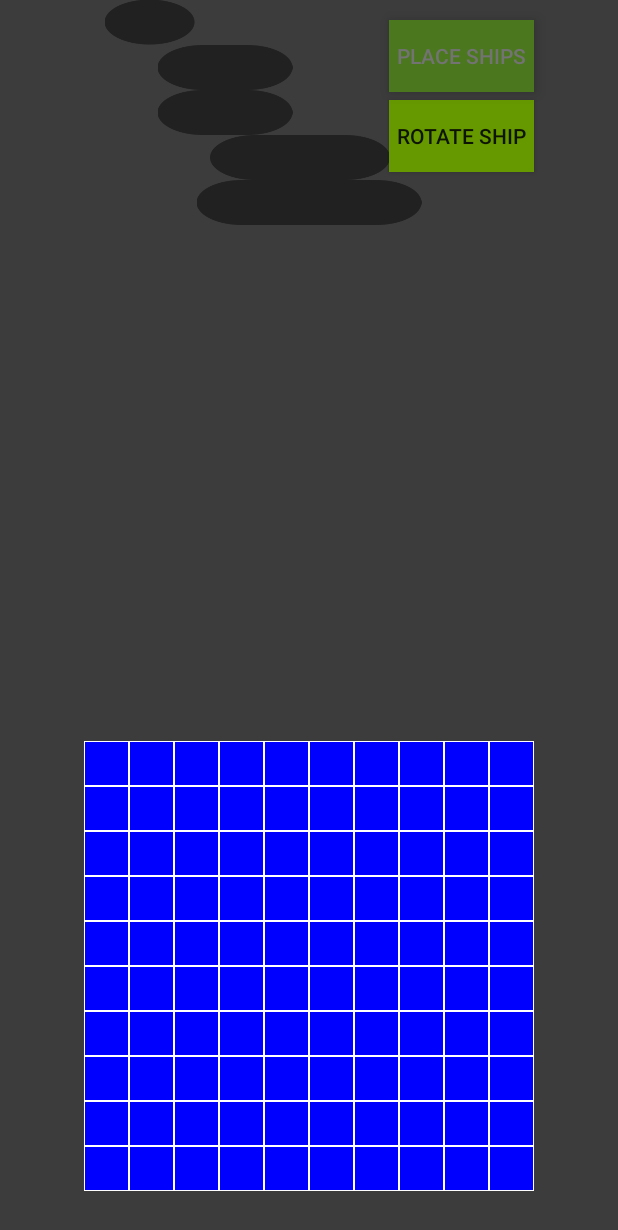
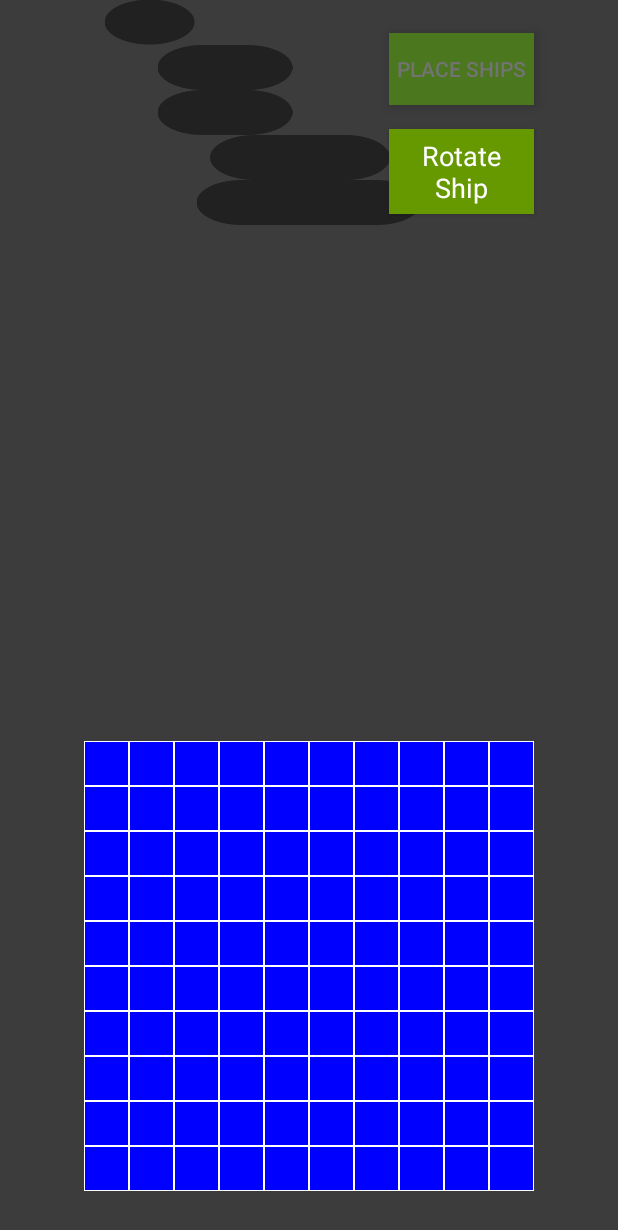
Before and after one commit to gcervantes8/Battleship, an Android app: the PlaceShipsActivity screen opened directly, with no data from a screen before it, on a phone screen of 412 x 824 dp. Shown: the top 1230 px of the screen. Run offline under Robolectric (Android 15) with nearby library versions, the phone set to English and light mode, and no system bars.

Commit message:
Made UI changes and slightly changed some code in wifidirect

```diff
--- a/app/src/main/java/edu/utep/cs4330/battleship/ConnectionActivity.java
+++ b/app/src/main/java/edu/utep/cs4330/battleship/ConnectionActivity.java
@@ -240,8 +240,6 @@ public class ConnectionActivity extends AppCompatActivity implements WifiP2pMana
                     @Override
                     public void onSuccess() {
                         toast("Wi-fi direct connection established.");
-
-
                     }
 
 
--- a/app/src/main/java/edu/utep/cs4330/battleship/NetworkAdapter.java
+++ b/app/src/main/java/edu/utep/cs4330/battleship/NetworkAdapter.java
@@ -39,8 +39,6 @@ public class NetworkAdapter {
     static final String PLACE_SHOT = "PLACE SHOT";
 
     static final String STOP_READING = "STOP READING";
-
-    public static boolean shouldThereBeAConnection;
 
     //Methods accessed statically, prevents objects from being created to avoid confusion
     private NetworkAdapter(){}
@@ -102,7 +100,6 @@ public class NetworkAdapter {
      * }
      * */
     static String readMessage(){
-
 
         try {
             Log.d("wifiMe", "Going to read messages part 1");
@@ -207,81 +204,6 @@ public class NetworkAdapter {
         return coordinatesShot;
     }
 
-    /*public static void setMyBoard(Board x){
-        myBoard = x;
-    }
-
-    public static void sendMyBoard(){
-        String toSend = myBoard.toString();
-
-        //Add trailing symbol to show its the of the board (nvm)
-//        toSend += "f";
-        out.write(toSend);
-    }*/
-
-    /** Should only be called once, per game connection */
-    /*public static Board readTheirBoard(final Activity ctx) throws IOException, InterruptedException {
-        int timeout = 20;
-        String theirBoard = "";
-        while(timeout > 0){
-
-            // Try to read their board
-            theirBoard = in.readLine();
-
-            if(!theirBoard.isEmpty()){
-                // Got board, done and break
-                break;
-            }
-            else{
-                ctx.runOnUiThread(new Runnable() {
-                    @Override
-                    public void run() {
-                        Toast.makeText(ctx, "Waiting on opponent...\nPlease don't quit app.", Toast.LENGTH_SHORT).show();
-                    }
-                });
-            }
-            // Sleep for same amount as toast duration to allow time for opponent to send their board
-            //  (LENGTH_SHORT is 2000ms
-            //
-            Thread.sleep(2000);
-
-            timeout--;
-
-            // TODO: Add this feature
-            if(timeout == 0){
-                //Throw some error (or restart the activity entirely)
-            }
-        }
-
-        // Begin parsing the string into a board
-        Board b = new Board(myBoard.size());
-        int traverseString = 0;
-        char[] tb = theirBoard.toCharArray();
-        for(int i = 0; i < b.size(); i++){
-            for(int j = 0; j < b.size(); j++){
-                int shipType = tb[traverseString++];
-                Place place = b.placeAt(i, j);
-
-                if(shipType == 5)
-                    place.setShip(new Ship("aircraftcarrier", 5));
-                else if(shipType == 4)
-                    place.setShip(new Ship("battleship", 4));
-                else if(shipType == 3)
-                    place.setShip(new Ship("submarine", 3));
-                else if(shipType == 2)
-                    place.setShip(new Ship("frigate", 2));
-                else if(shipType == 1)
-                    place.setShip(new Ship("minesweeper", 1));
-                else{
-                    //do nothing, no ship in Place
-                }
-
-            }
-        }
-
-        return b;
-    }*/
-
     /**Writes message*/
     public static void writeMessage(String msg){
         out.println(msg);
--- a/app/src/main/res/layout/content_place_ships.xml
+++ b/app/src/main/res/layout/content_place_ships.xml
@@ -17,7 +17,7 @@
         android:layout_alignEnd="@+id/placeShipsBoardView"
         android:layout_alignParentTop="true"
         android:layout_alignRight="@+id/placeShipsBoardView"
-        android:layout_marginTop="13dp"
+        android:layout_marginTop="22dp"
         android:background="@android:color/holo_green_dark"
         android:elevation="6dp"
         android:onClick="segueToPlayActivity"
@@ -32,6 +32,7 @@
 
     <Button
         android:id="@+id/rotateShip"
+        style="@android:style/Widget.Holo.Button"
         android:layout_width="wrap_content"
         android:layout_height="wrap_content"
         android:layout_alignEnd="@+id/placeButton"
@@ -39,7 +40,7 @@
         android:layout_alignRight="@+id/placeButton"
         android:layout_alignStart="@+id/placeButton"
         android:layout_below="@+id/placeButton"
-        android:layout_marginTop="5dp"
+        android:layout_marginTop="16dp"
         android:background="@android:color/holo_green_dark"
         android:onClick="rotateButtonTapped"
         android:paddingBottom="5dp"
@@ -48,7 +49,8 @@
         android:paddingRight="5dp"
         android:paddingStart="5dp"
         android:paddingTop="5dp"
-        android:text="@string/rotate_ship" />
+        android:text="@string/rotate_ship"
+        android:textColor="@android:color/background_light" />
 
     <edu.utep.cs4330.battleship.BoardView
         android:id="@+id/placeShipsBoardView"
--- a/app/src/main/res/values/strings.xml
+++ b/app/src/main/res/values/strings.xml
@@ -4,6 +4,7 @@
     <string name="title_activity_place_ships">PlaceShipsActivity</string>
     <string name="smart_opponent">Smart Opponent</string>
     <string name="random_opponent">Random Opponent</string>
+    <string name="wifi_p2p_opponent">Wifi Direct Opponent</string>
     <string name="opponent_select">Select Opponent</string>
     <string name="reset_game_title">Reset game</string>
     <string name="reset_game_prompt">Are you sure you want to restart the current game?</string>
@@ -15,7 +16,6 @@
     <string name="enable_sound">Enable Sound</string>
     <string name="disable_sound">Disable Sound</string>
     <string name="rotate_ship">Rotate Ship</string>
-
     <string name="winner_title">Winner!</string>
     <string name="loser_title">Loser!</string>
     <string name="winner_description">You have beaten the game by sinking all of the ships! \n\n You sunk all </string>
```
Also changed, not shown: app/src/main/java/edu/utep/cs4330/battleship/MainActivity.java (+159 -124 lines), app/src/main/java/edu/utep/cs4330/battleship/PlaceShipsActivity.java (+5 -4 lines), app/src/main/res/layout/content_connection.xml (+7 -1 lines), app/src/main/res/layout/spinner.xml (+6 -2 lines).
